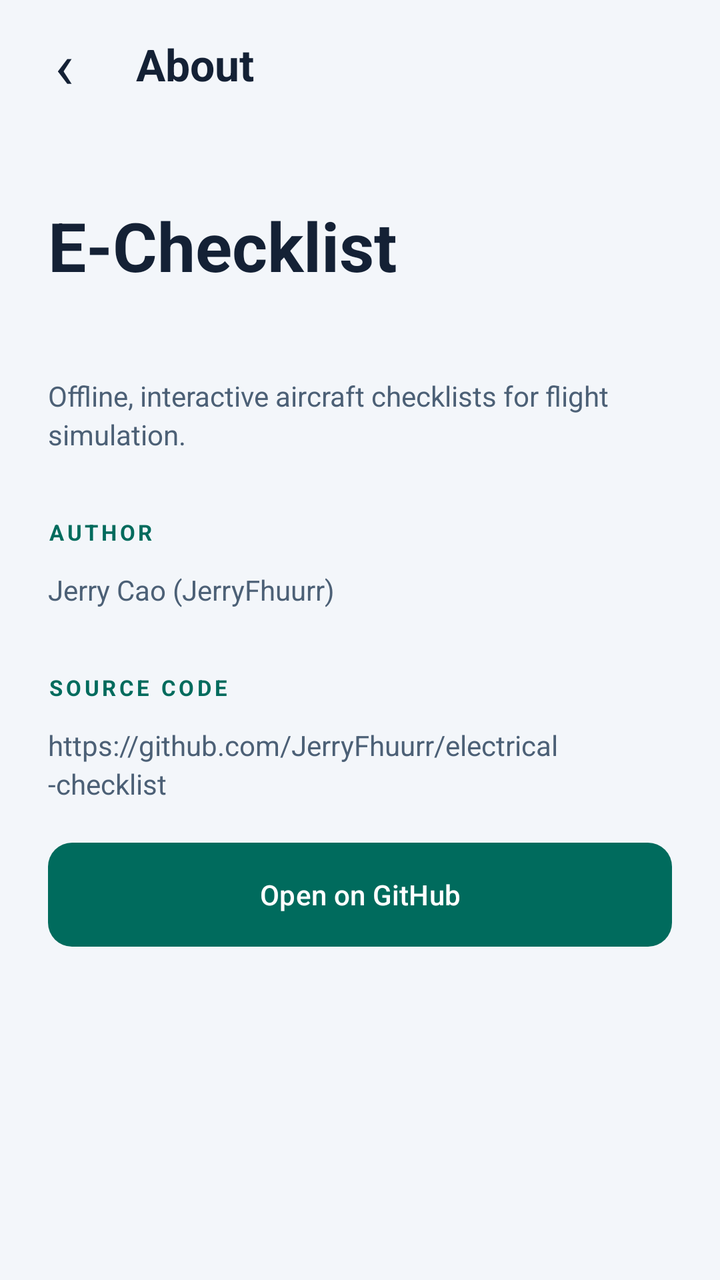
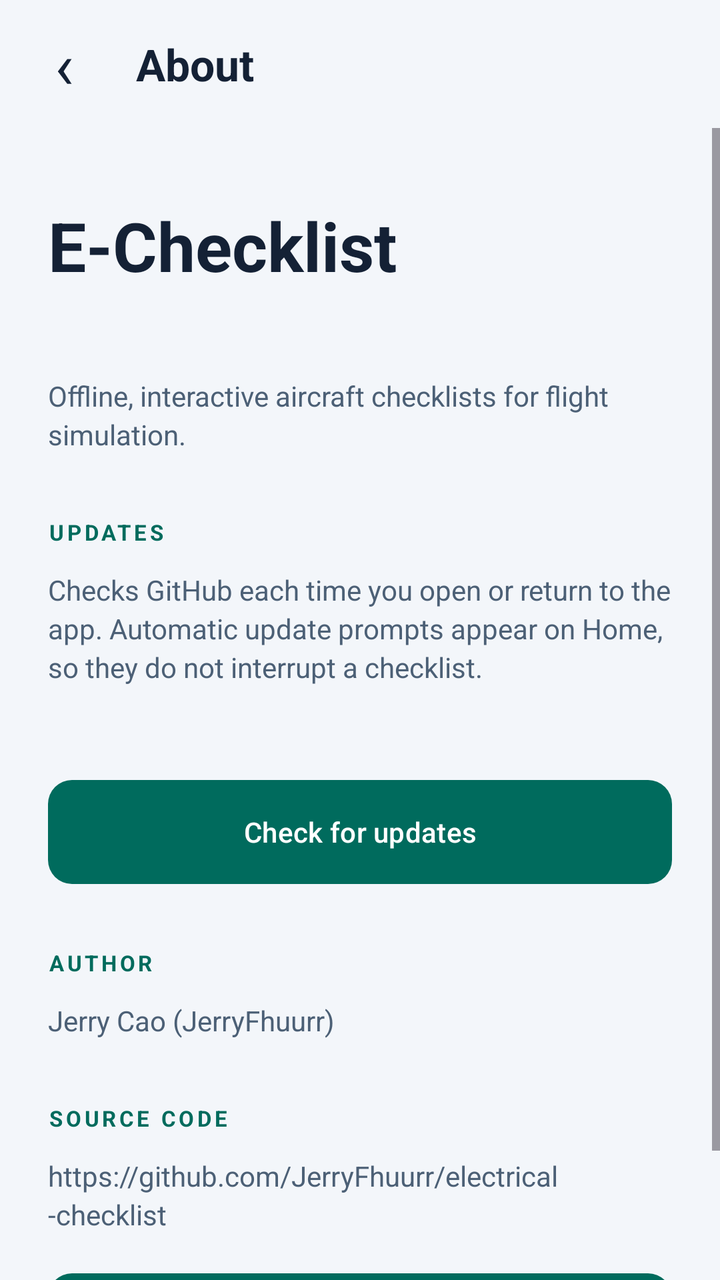

Before-and-after screenshots of an Android layout around one commit, followed by the original layout XML and the change that was made.
<!-- AndroidManifest.xml: application theme Theme.Electricalchecklist -->
<!-- res/layout/activity_about.xml -->
<?xml version="1.0" encoding="utf-8"?>
<LinearLayout xmlns:android="http://schemas.android.com/apk/res/android" android:id="@+id/about_root" android:layout_width="match_parent" android:layout_height="match_parent" android:orientation="vertical">
    <LinearLayout android:layout_width="match_parent" android:layout_height="wrap_content" android:orientation="horizontal" android:gravity="center_vertical" android:padding="8dp">
        <TextView android:id="@+id/about_back" android:layout_width="48dp" android:layout_height="48dp" android:text="@string/back_symbol" android:textSize="32sp" android:textColor="@color/ink" android:gravity="center" android:background="?attr/selectableItemBackgroundBorderless" android:focusable="true" android:contentDescription="@string/back_to_settings"/>
        <TextView android:layout_width="0dp" android:layout_height="wrap_content" android:layout_weight="1" android:text="@string/about" android:textSize="22sp" android:textStyle="bold" android:textColor="@color/ink" android:accessibilityHeading="true" android:paddingHorizontal="12dp"/>
    </LinearLayout>
    <ScrollView android:layout_width="match_parent" android:layout_height="0dp" android:layout_weight="1" android:fillViewport="true">
        <LinearLayout android:layout_width="match_parent" android:layout_height="wrap_content" android:orientation="vertical" android:padding="24dp">
            <TextView style="@style/PageTitle" android:text="@string/app_name"/>
            <TextView android:id="@+id/about_version" style="@style/BodyText"/>
            <TextView style="@style/BodyText" android:text="@string/about_description"/>
            <TextView style="@style/Eyebrow" android:layout_marginTop="32dp" android:text="@string/author_label"/>
            <TextView android:id="@+id/about_author" style="@style/BodyText" android:text="@string/author_name" android:textIsSelectable="true"/>
            <TextView style="@style/Eyebrow" android:layout_marginTop="32dp" android:text="@string/source_code"/>
            <TextView style="@style/BodyText" android:text="@string/github_url" android:textIsSelectable="true"/>
            <com.google.android.material.button.MaterialButton android:id="@+id/github_button" style="@style/PrimaryAction" android:text="@string/open_github" android:layout_marginTop="20dp"/>
        </LinearLayout>
    </ScrollView>
</LinearLayout>
<!-- resources referenced by this layout -->
<resources>
  <color name="ink">#142135</color>
  <string name="about">About</string>
  <string name="about_description">Offline, interactive aircraft checklists for flight simulation.</string>
  <string name="app_name">E-Checklist</string>
  <string name="author_label">AUTHOR</string>
  <string name="author_name">Jerry Cao (JerryFhuurr)</string>
  <string name="back_symbol" translatable="false">‹</string>
  <string name="back_to_settings">Back to Settings</string>
  <string name="github_url" translatable="false">https://github.com/JerryFhuurr/electrical-checklist</string>
  <string name="open_github">Open on GitHub</string>
  <string name="source_code">SOURCE CODE</string>
  <style name="BodyText">
          <item name="android:layout_width">match_parent</item>
          <item name="android:layout_height">wrap_content</item>
          <item name="android:layout_marginTop">12dp</item>
          <item name="android:textSize">14sp</item>
          <item name="android:textColor">@color/muted</item>
          <item name="android:lineSpacingExtra">3dp</item>
      </style>
  <style name="Eyebrow">
          <item name="android:layout_width">match_parent</item>
          <item name="android:layout_height">wrap_content</item>
          <item name="android:textSize">11sp</item>
          <item name="android:textColor">@color/accent</item>
          <item name="android:letterSpacing">0.14</item>
          <item name="android:textStyle">bold</item>
      </style>
  <style name="PageTitle">
          <item name="android:layout_width">match_parent</item>
          <item name="android:layout_height">wrap_content</item>
          <item name="android:layout_marginTop">12dp</item>
          <item name="android:textSize">34sp</item>
          <item name="android:textColor">@color/ink</item>
          <item name="android:textStyle">bold</item>
          <item name="android:accessibilityHeading">true</item>
      </style>
  <style name="Theme.Electricalchecklist" parent="Base.Theme.Electricalchecklist" />
  <color name="muted">#4C6076</color>
  <color name="accent">#006B5D</color>
  <color name="on_accent">#FFFFFF</color>
  <style name="Base.Theme.Electricalchecklist" parent="Theme.Material3.DayNight.NoActionBar">
          <item name="colorPrimary">@color/accent</item>
          <item name="colorOnPrimary">@color/on_accent</item>
          <item name="colorSurface">@color/panel</item>
          <item name="colorOnSurface">@color/ink</item>
          <item name="android:windowLightStatusBar">true</item>
          <item name="android:windowLightNavigationBar">true</item>
          <item name="android:windowBackground">@color/app_background</item>
          <item name="android:windowAnimationStyle">@style/PageWindowAnimations</item>
      </style>
  <color name="panel">#FFFFFF</color>
  <color name="app_background">#F3F6FA</color>
  <style name="PageWindowAnimations" parent="@android:style/Animation.Activity">
          <item name="android:activityOpenEnterAnimation">@anim/page_forward_enter</item>
          <item name="android:activityOpenExitAnimation">@anim/page_forward_exit</item>
          <item name="android:activityCloseEnterAnimation">@anim/page_back_enter</item>
          <item name="android:activityCloseExitAnimation">@anim/page_back_exit</item>
      </style>
  <!-- unchanged entries left out for length: 1 -->
</resources>

<!-- the commit's change to res/layout/activity_about.xml (unified diff, before → after) -->
@@ -9,6 +9,10 @@
             <TextView style="@style/PageTitle" android:text="@string/app_name"/>
             <TextView android:id="@+id/about_version" style="@style/BodyText"/>
             <TextView style="@style/BodyText" android:text="@string/about_description"/>
+            <TextView style="@style/Eyebrow" android:layout_marginTop="32dp" android:text="@string/updates_heading"/>
+            <TextView style="@style/BodyText" android:text="@string/update_settings_hint"/>
+            <TextView android:id="@+id/update_status" style="@style/BodyText" android:accessibilityLiveRegion="polite"/>
+            <com.google.android.material.button.MaterialButton android:id="@+id/check_updates_button" style="@style/PrimaryAction" android:text="@string/check_updates" android:layout_marginTop="16dp"/>
             <TextView style="@style/Eyebrow" android:layout_marginTop="32dp" android:text="@string/author_label"/>
             <TextView android:id="@+id/about_author" style="@style/BodyText" android:text="@string/author_name" android:textIsSelectable="true"/>
             <TextView style="@style/Eyebrow" android:layout_marginTop="32dp" android:text="@string/source_code"/>
<!-- resource entries referenced after the edit -->
@@ -8,9 +8,12 @@
   <string name="author_name">Jerry Cao (JerryFhuurr)</string>
   <string name="back_symbol" translatable="false">‹</string>
   <string name="back_to_settings">Back to Settings</string>
+  <string name="check_updates">Check for updates</string>
   <string name="github_url" translatable="false">https://github.com/JerryFhuurr/electrical-checklist</string>
   <string name="open_github">Open on GitHub</string>
   <string name="source_code">SOURCE CODE</string>
+  <string name="update_settings_hint">Checks GitHub each time you open or return to the app. Automatic update prompts appear on Home, so they do not interrupt a checklist.</string>
+  <string name="updates_heading">UPDATES</string>
   <style name="BodyText">
           <item name="android:layout_width">match_parent</item>
           <item name="android:layout_height">wrap_content</item>
